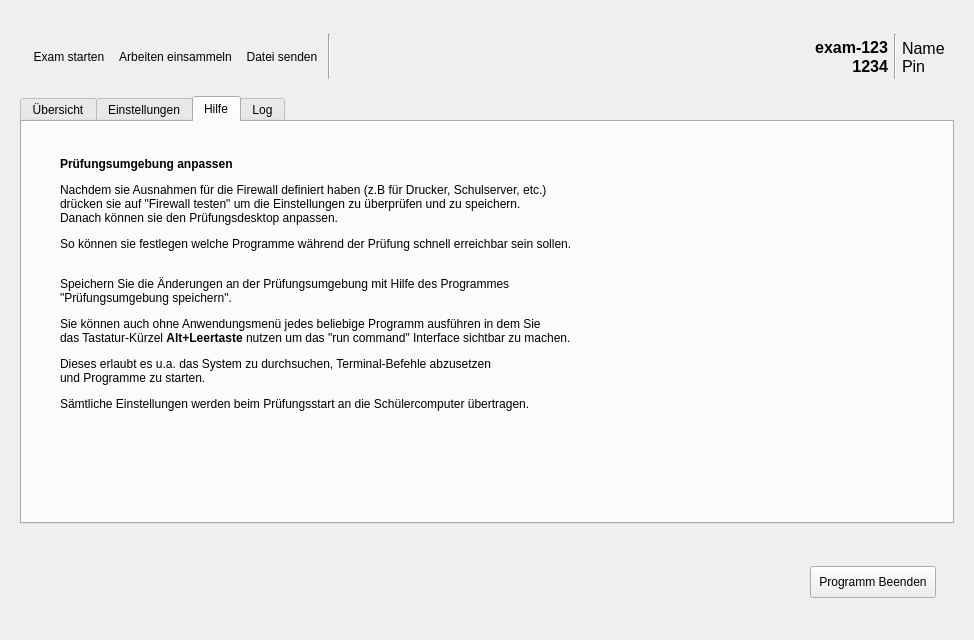
First picture: the form in server/server.ui, repository valueerrorx/life-exam, before the edit.
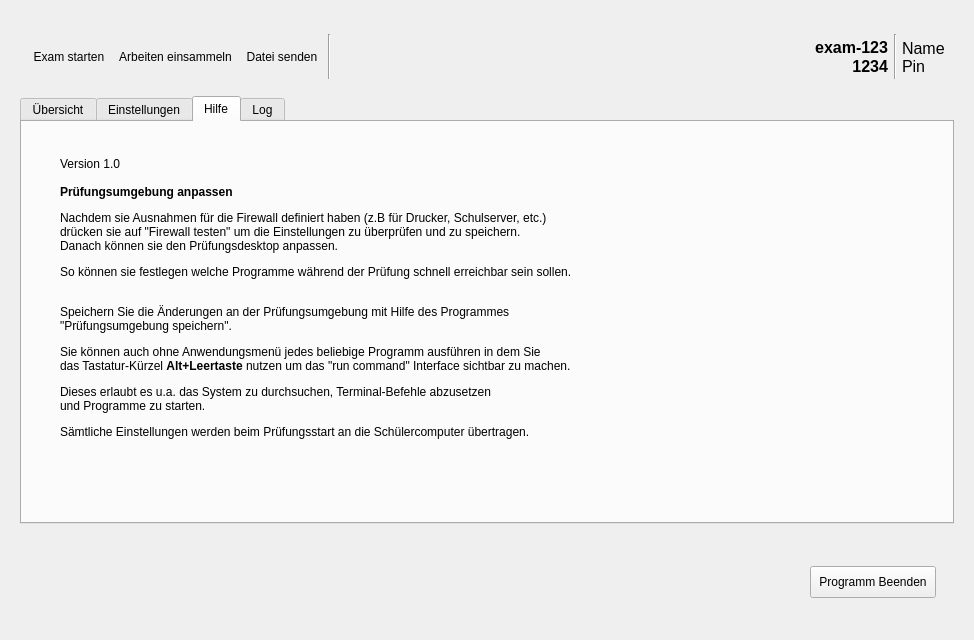
Second picture: the form after the edit. The open tabs and pages were chosen to show the change. Icons and pictures are not drawn.

What changed in the file:
```diff
--- a/server/server.ui
+++ b/server/server.ui
@@ -1034,6 +1034,13 @@
              <item>
               <widget class="QWidget" name="widget_11" native="true">
                <layout class="QVBoxLayout" name="verticalLayout_12">
+                <item>
+                 <widget class="QLabel" name="version">
+                  <property name="text">
+                   <string>Version 1.0</string>
+                  </property>
+                 </widget>
+                </item>
                 <item>
                  <widget class="QLabel" name="infotext_2">
                   <property name="styleSheet">
```
